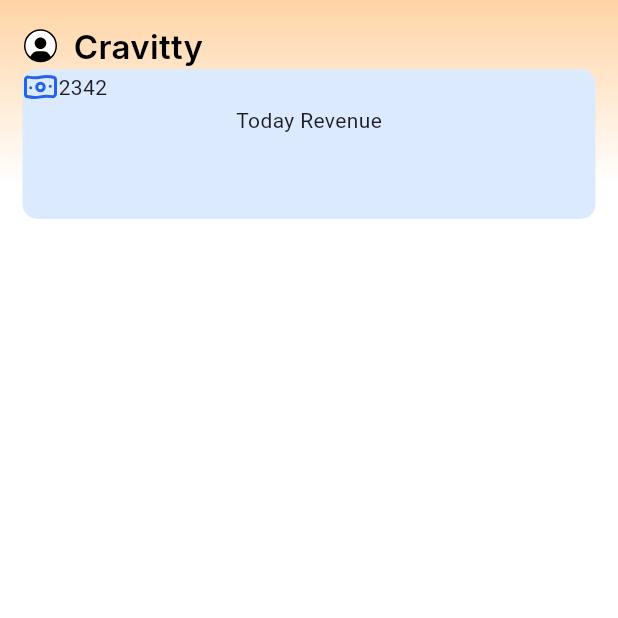
After one commit to devcravitty-a11y/cravitty, a Flutter app: the RestuaranthomeScreen screen opened directly, on a phone screen of 412 x 824 dp, the top half of it. The commit adds this screen. Run offline on Flutter 3.47's test engine with Material 3 defaults, Android fonts, the phone set to English and light mode, and no system bars; our stand-ins replace dotted_border, flutter_svg, google_fonts, lottie, qr_flutter; project files that could hold a hidden picture were left out.

Commit message:
feat(home): add dashboard widgets and home screen layout
- Add new color constant appClDBEAFE
- Add new SVG assets for dashboard icons
- Implement DashBordWidget component
- Create initial layout for RestuarantHomeScreen

```diff
--- /dev/null
+++ b/lib/Screens/Restaurant/HomeScreen/RestuarantHomeScreen.dart
@@ -0,0 +1,52 @@
+import 'package:cravitty/Screens/Restaurant/HomeScreen/widgets/dashBordWidgets.dart';
+import 'package:cravitty/components/colors.dart';
+import 'package:cravitty/components/paths.dart';
+import 'package:cravitty/components/textStyles.dart';
+import 'package:flutter/material.dart';
+import 'package:flutter_svg/svg.dart';
+import 'package:google_fonts/google_fonts.dart';
+
+class RestuaranthomeScreen extends StatelessWidget {
+  const RestuaranthomeScreen({super.key});
+
+  @override
+  Widget build(BuildContext context) {
+    double height = MediaQuery.of(context).size.height;
+    double width = MediaQuery.of(context).size.width;
+    return Scaffold(
+      body: Container(
+        width: width,
+        height: height,
+        decoration: BoxDecoration(
+          gradient: LinearGradient(
+            begin: Alignment(0.0, -0.7),
+            end: Alignment(0.0, -1.0),
+            colors: [AppColors.whiteColor, AppColors.appClFFD4A5],
+          ),
+        ),
+        padding: EdgeInsets.all(15),
+        child: SafeArea(child:
+        Column(children: [
+          Row(
+            children: [
+              SvgPicture.asset("${AppPaths.iconsSvg}person.svg"),
+              SizedBox(width: 10,),
+              Text('Cravitty',style: GoogleFonts.inter(
+                color: AppColors.blackColor,
+                fontWeight: FontWeight.w600,
+                fontSize: 22,
+              ),),
+            ],
+          ),
+          DashBordWidget(width: width,
+          count: "2342",
+          title: 'Today Revenue',
+           image: '${AppPaths.iconsSvg}TodayRev.svg',
+            color: AppColors.appClDBEAFE,
+            onTap: (){},)
+
+          ])),
+      ),
+    );
+  }
+}
--- /dev/null
+++ b/lib/Screens/Restaurant/HomeScreen/widgets/dashBordWidgets.dart
@@ -0,0 +1,47 @@
+
+import 'package:cravitty/components/colors.dart';
+import 'package:flutter/material.dart';
+import 'package:flutter_svg/svg.dart';
+
+class DashBordWidget extends StatelessWidget {
+
+  const DashBordWidget({
+    super.key,
+    required this.width, required this.title,
+    required this.count,
+     required this.image,
+    required this.color,
+    required this.onTap,
+
+  });
+
+  final double width;
+  final String title;
+  final String count;
+  final String image;
+  final Color color;
+  final VoidCallback onTap;
+
+
+  @override
+  Widget build(BuildContext context) {
+    return Container(
+      height: 100,
+      width: width,
+      decoration: BoxDecoration(
+        color:color,
+        borderRadius: BorderRadius.circular(10),
+      ),
+      child: Column(
+        children: [
+          Row(
+            children: [
+              SvgPicture.asset(image),
+              Text(count),
+            ]),
+            Text(title)
+        ],
+      ),
+    );
+  }
+}
--- a/lib/components/colors.dart
+++ b/lib/components/colors.dart
@@ -22,6 +22,7 @@ class AppColors {
     static const Color appClF757575= Color(0xFF757575);
 
     static const Color appCl06C167= Color(0xFF06C167);
+    static const Color appClDBEAFE= Color(0xFFDBEAFE);
   static const Color blackColor = Colors.black;
   static const Color whiteColor = Colors.white;
   static const Color grayColor = Colors.grey;
```
Also changed, not shown: assets/svg/ActiveDeal.svg (added), assets/svg/TodayRev.svg (added), assets/svg/claimToday.svg (added), assets/svg/person.svg (added).
